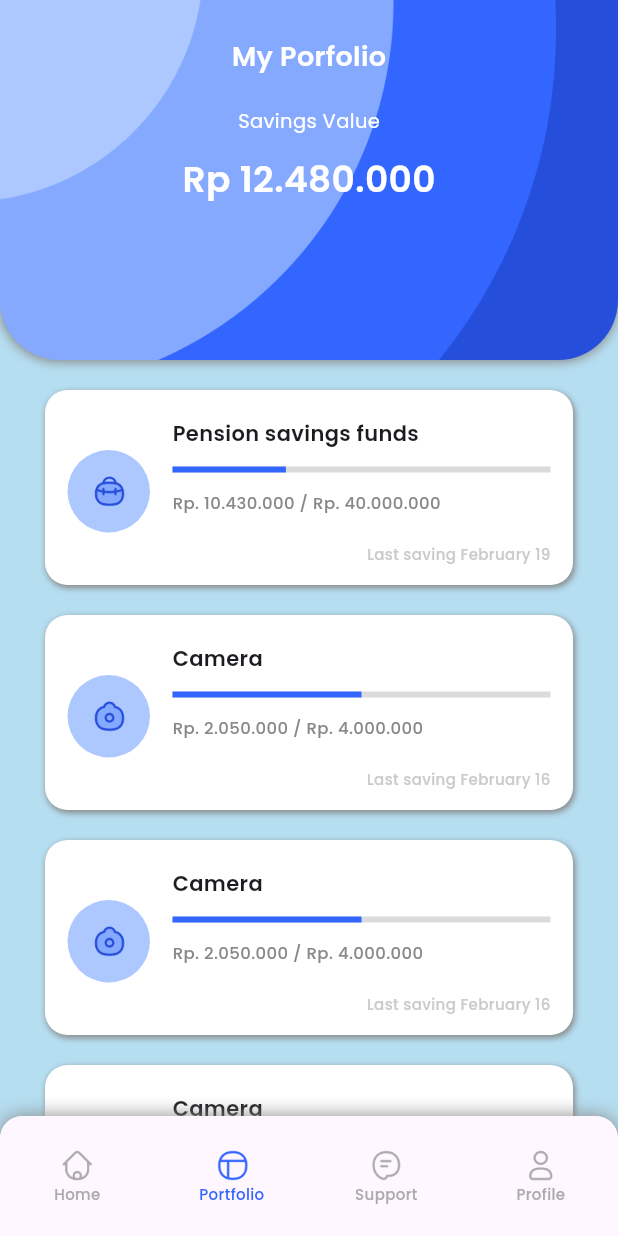
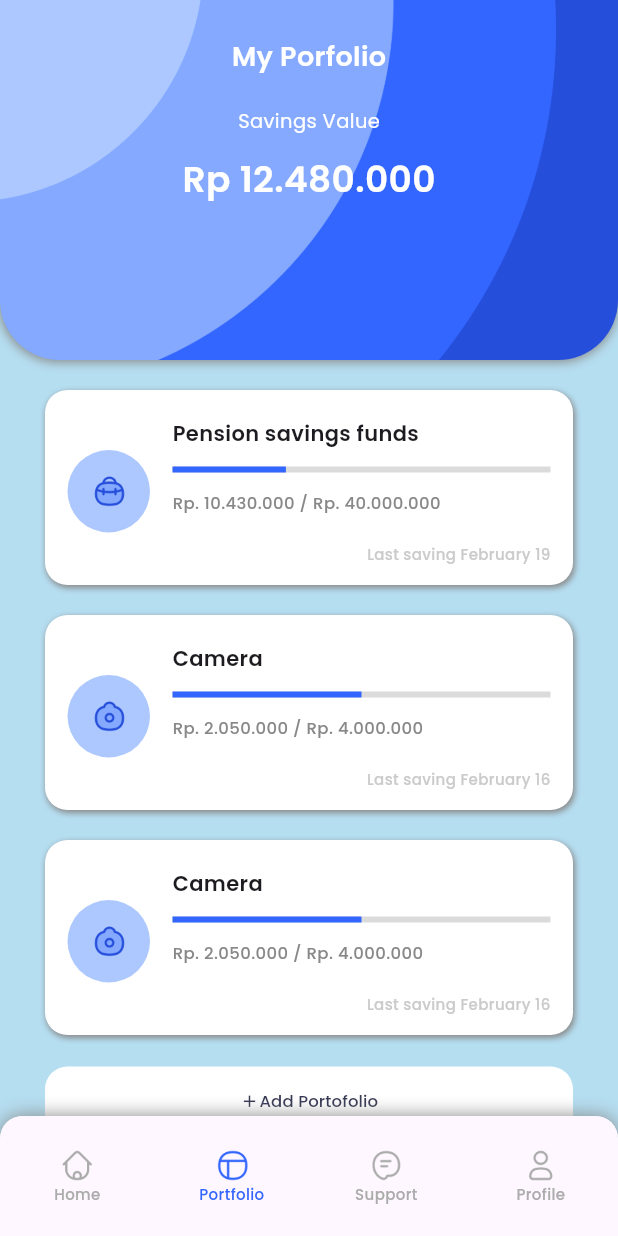
Before and after one commit to PrayogaBoedihartoyo/saving-app, a Flutter app: the MainPage screen opened by its route, item 2 of the bottom bar chosen, on a phone screen of 412 x 824 dp. Run offline on Flutter 3.47's test engine with Material 3 defaults, Android fonts, the phone set to English and light mode, and no system bars; drawn by our look-alikes of percent_indicator; our stand-ins replace google_fonts.

Commit message:
Initial Commit

```diff
--- a/lib/pages/portofolio/portofolio_page.dart
+++ b/lib/pages/portofolio/portofolio_page.dart
@@ -7,12 +7,7 @@ class PortfolioPage extends StatelessWidget {
   const PortfolioPage({super.key});
 
   Widget _portofolioCardList(
-      String icon,
-      String title,
-      double percent,
-      String amount,
-      String time
-      ) {
+      String icon, String title, double percent, String amount, String time) {
     return Container(
       margin: const EdgeInsets.only(
         left: 30,
@@ -93,7 +88,8 @@ class PortfolioPage extends StatelessWidget {
   @override
   Widget build(BuildContext context) {
     return SingleChildScrollView(
-      child: Column(children: [
+      child: Column(
+        children: [
           Container(
             padding: const EdgeInsets.only(top: 25),
             height: 240,
@@ -108,7 +104,9 @@ class PortfolioPage extends StatelessWidget {
               ),
               boxShadow: [
                 BoxShadow(
-                  color: kGrey, blurRadius: 5, offset: Offset.fromDirection(2)),
+                    color: kGrey,
+                    blurRadius: 5,
+                    offset: Offset.fromDirection(2)),
               ],
             ),
             child: SafeArea(
@@ -155,21 +153,40 @@ class PortfolioPage extends StatelessWidget {
             'Rp. 2.050.000 / Rp. 4.000.000',
             'Last saving February 16',
           ),
-        _portofolioCardList(
-          'assets/icons/camera.png',
-          'Camera',
-          0.5,
-          'Rp. 2.050.000 / Rp. 4.000.000',
-          'Last saving February 16',
+          Container(
+            margin: const EdgeInsets.symmetric(
+              vertical: 20,
+              horizontal: 30,
             ),
-        _portofolioCardList(
-          'assets/icons/camera.png',
-          'Camera',
-          0.5,
-          'Rp. 2.050.000 / Rp. 4.000.000',
-          'Last saving February 16',
+            child: TextButton(
+              onPressed: () {},
+              style: TextButton.styleFrom(
+                backgroundColor: kWhite,
+                padding: const EdgeInsets.symmetric(vertical: 15),
+                shape: RoundedRectangleBorder(
+                  borderRadius: BorderRadius.circular(15),
                 ),
-      ]),
+              ),
+              child: Row(
+                mainAxisAlignment: MainAxisAlignment.center,
+                children: [
+                  const Icon(
+                    Icons.add,
+                    size: 13,
+                    color: kLuckyBlue,
+                  ),
+                  Text(
+                    'Add Portofolio',
+                    style: kBody2.copyWith(
+                      color: kLuckyBlue,
+                    ),
+                  ),
+                ],
+              ),
+            ),
+          )
+        ],
+      ),
     );
   }
 }
```
Lines whose indentation alone changed are shown as unchanged.
